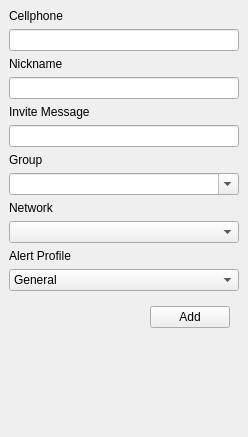
The window that src/gui/dock_widgets/add_contact.ui (marcbowes/mxitc) describes before a commit, drawn with Qt 5.
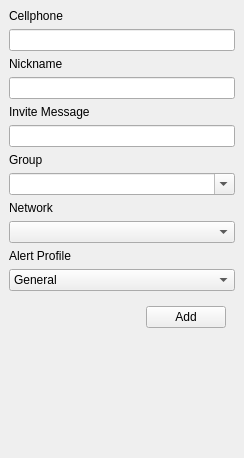
The same window after the commit.

The edit to the form file:
```diff
--- a/src/gui/dock_widgets/add_contact.ui
+++ b/src/gui/dock_widgets/add_contact.ui
@@ -6,8 +6,8 @@
    <rect>
     <x>0</x>
     <y>0</y>
-    <width>248</width>
-    <height>437</height>
+    <width>244</width>
+    <height>458</height>
    </rect>
   </property>
   <property name="windowTitle">
```
Left out of the diff: 2 changed lines with no effect on the pictures.
